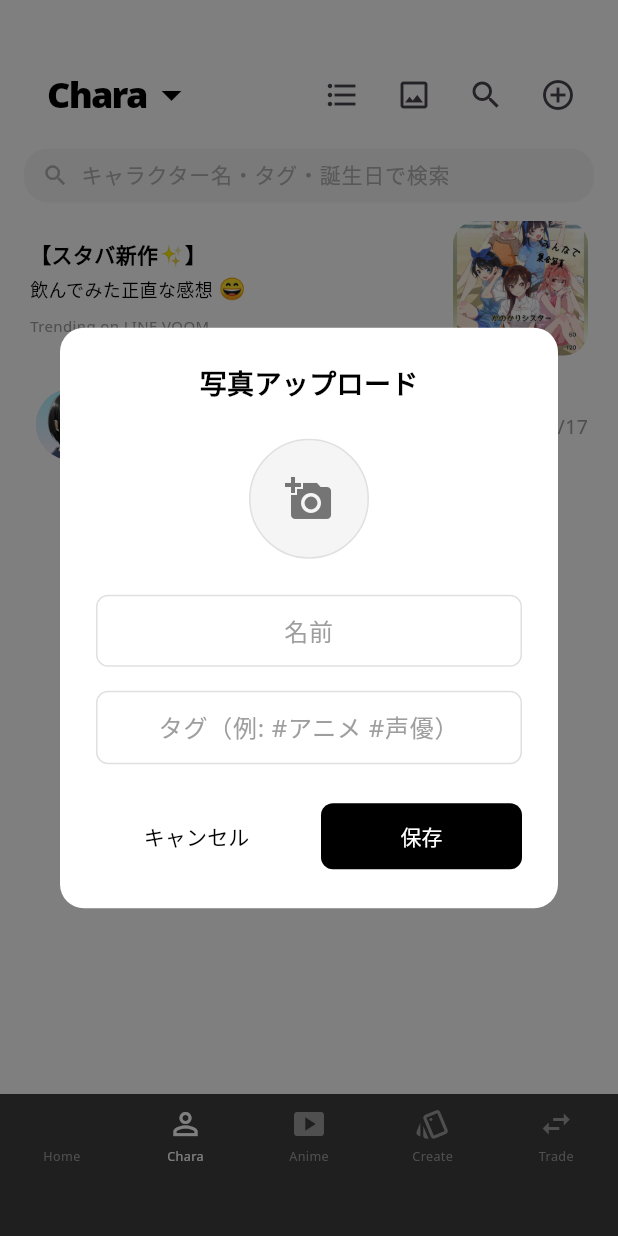
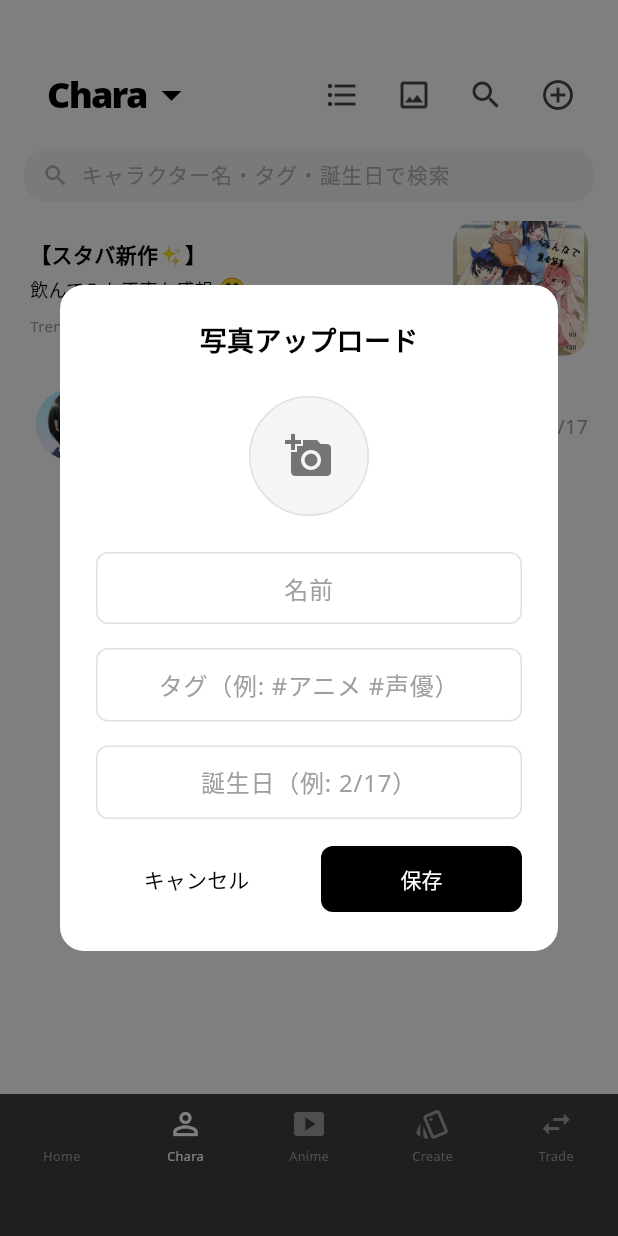
Before and after one commit to GinNaka543/foodandHotel, a Flutter app: the screen it shows after launch, item 2 of the bottom bar chosen, after a tap on the "add circle outline" icon, on a phone screen of 412 x 824 dp. Run offline on Flutter 3.47's test engine with Material 3 defaults, Android fonts, the phone set to English and light mode, and no system bars; our stand-ins replace file_picker, google_fonts, image_cropper, image_picker, video_player; missing offline and left inert: dart:html.

Commit message:
キャラリスポップアップ修正

```diff
--- a/happiness_game/lib/memory_screen.dart
+++ b/happiness_game/lib/memory_screen.dart
@@ -93,8 +93,6 @@ class _MemoryScreenState extends State<MemoryScreen> {
   void _addCharacter() async {
     String? name;
     XFile? pickedFile;
-    String? savedPath;
-    ImageProvider? imageProvider;
     String? subtitle;
     String? birthday;
 
@@ -106,6 +104,8 @@ class _MemoryScreenState extends State<MemoryScreen> {
         final subtitleController = TextEditingController();
         final birthdayController = TextEditingController();
         String? errorText;
+        String? savedPath;
+        ImageProvider? imageProvider;
         return StatefulBuilder(
           builder: (context, setStateDialog) {
             return Dialog(
@@ -122,15 +122,28 @@ class _MemoryScreenState extends State<MemoryScreen> {
                     SizedBox(height: 24),
                     GestureDetector(
                       onTap: () async {
+                        if (kIsWeb) {
+                          pickedFile = await _picker.pickImage(source: ImageSource.gallery);
+                          if (pickedFile != null) {
+                            final bytes = await pickedFile!.readAsBytes();
+                            setStateDialog(() {
+                              savedPath = null;
+                              imageProvider = MemoryImage(bytes);
+                            });
+                          }
+                        } else {
                           pickedFile = await _picker.pickImage(source: ImageSource.gallery);
                           if (pickedFile != null) {
                             final appDir = await getApplicationDocumentsDirectory();
                             final fileName = DateTime.now().millisecondsSinceEpoch.toString() + '_' + (pickedFile!.name);
-                          final savePath = '${appDir.path}/$fileName';
-                          await File(pickedFile!.path).copy(savePath);
-                          savedPath = savePath;
+                            final path = '${appDir.path}/$fileName';
+                            await File(pickedFile!.path).copy(path);
+                            setStateDialog(() {
+                              savedPath = path;
+                              imageProvider = FileImage(File(savedPath!));
+                            });
                           }
-                        setStateDialog(() {});
+                        }
                       },
                       child: Container(
                         width: 80,
@@ -140,10 +153,16 @@ class _MemoryScreenState extends State<MemoryScreen> {
                           color: Colors.grey[100],
                           border: Border.all(color: Colors.grey[300]!, width: 1),
                         ),
-                        child: savedPath == null
+                        child: imageProvider == null
                             ? Icon(Icons.add_a_photo, color: Colors.grey[600], size: 32)
-                            : ClipOval(
-                                child: Image.file(File(savedPath!), fit: BoxFit.cover, width: 80, height: 80),
+                            : ClipRRect(
+                                borderRadius: BorderRadius.circular(12),
+                                child: Image(
+                                  image: imageProvider!,
+                                  fit: BoxFit.cover,
+                                  width: 80,
+                                  height: 80,
+                                ),
                               ),
                       ),
                     ),
@@ -193,7 +212,30 @@ class _MemoryScreenState extends State<MemoryScreen> {
                         contentPadding: EdgeInsets.symmetric(horizontal: 16, vertical: 12),
                       ),
                     ),
-                    SizedBox(height: 24),
+                    SizedBox(height: 16),
+                    TextField(
+                      controller: birthdayController,
+                      textAlign: TextAlign.center,
+                      style: TextStyle(fontSize: 16, color: Colors.black),
+                      decoration: InputDecoration(
+                        hintText: '誕生日（例: 2/17）',
+                        hintStyle: TextStyle(color: Colors.grey[500]),
+                        border: OutlineInputBorder(
+                          borderRadius: BorderRadius.circular(8),
+                          borderSide: BorderSide(color: Colors.grey[300]!),
+                        ),
+                        enabledBorder: OutlineInputBorder(
+                          borderRadius: BorderRadius.circular(8),
+                          borderSide: BorderSide(color: Colors.grey[300]!),
+                        ),
+                        focusedBorder: OutlineInputBorder(
+                          borderRadius: BorderRadius.circular(8),
+                          borderSide: BorderSide(color: Colors.black),
+                        ),
+                        contentPadding: EdgeInsets.symmetric(horizontal: 16, vertical: 12),
+                      ),
+                    ),
+                    SizedBox(height: 16),
                     if (errorText != null)
                       Padding(
                         padding: const EdgeInsets.only(bottom: 16),
@@ -220,10 +262,15 @@ class _MemoryScreenState extends State<MemoryScreen> {
                               subtitle = subtitleController.text.trim();
                               birthday = birthdayController.text.trim();
                               String? error;
-                              if (name == null || name?.isEmpty == true) {
-                                error = 'タイトルを入力してください';
-                              } else if (subtitle == null || subtitle?.isEmpty == true) {
-                                error = 'ハッシュタグを入力してください';
+                              final birthdayReg = RegExp(r'^(1[0-2]|0?[1-9])\/(3[01]|[12][0-9]|0?[1-9])$');
+                              if (name == null || name!.isEmpty) {
+                                error = '名前を入力してください';
+                              } else if (subtitle == null || subtitle!.isEmpty) {
+                                error = 'タグを入力してください';
+                              } else if (imageProvider == null) {
+                                error = '画像を選択してください';
+                              } else if ((birthday?.isEmpty ?? true) || !birthdayReg.hasMatch(birthday ?? '')) {
+                                error = '誕生日はMM/DD形式で入力してください';
                               }
                               if (error != null) {
                                 setStateDialog(() {
@@ -231,9 +278,6 @@ class _MemoryScreenState extends State<MemoryScreen> {
                                 });
                                 return;
                               }
-                              imageProvider = savedPath != null
-                                  ? FileImage(File(savedPath!))
-                                  : const AssetImage('assets/images/Clogo.png');
                               setState(() {
                                 _characters.insert(0, Character(name: name!, image: imageProvider!, subtitle: subtitle, birthday: birthday));
                                 _filteredCharacters = List.from(_characters);
@@ -426,7 +470,9 @@ class _MemoryScreenState extends State<MemoryScreen> {
                           ),
                         );
                       },
-                      child: Row(
+                      child: Stack(
+                        children: [
+                          Row(
                             crossAxisAlignment: CrossAxisAlignment.center,
                             children: [
                               const SizedBox(width: 4),
@@ -460,6 +506,8 @@ class _MemoryScreenState extends State<MemoryScreen> {
                               Text(
                                 rightText,
                                 style: TextStyle(fontSize: 13, color: Colors.grey[500]),
+                              ),
+                            ],
                           ),
                         ],
                       ),
@@ -763,11 +811,13 @@ class _MemoryGalleryScreenState extends State<MemoryGalleryScreen> {
                         child: kIsWeb
                           ? (webBytes == null
                               ? Icon(Icons.add_a_photo, color: Colors.grey[600], size: 32)
-                              : ClipOval(
+                              : ClipRRect(
+                                  borderRadius: BorderRadius.circular(12),
                                   child: Image.memory(webBytes!, fit: BoxFit.cover, width: 80, height: 80)))
                           : (tempPath == null
                               ? Icon(Icons.add_a_photo, color: Colors.grey[600], size: 32)
-                              : ClipOval(
+                              : ClipRRect(
+                                  borderRadius: BorderRadius.circular(12),
                                   child: Image.file(File(tempPath!), fit: BoxFit.cover, width: 80, height: 80))),
                       ),
                     ),
@@ -993,7 +1043,9 @@ class _MemoryGalleryScreenState extends State<MemoryGalleryScreen> {
                                   return (aspect - longAspect).abs() < (aspect - shortAspect).abs() ? longFrame : shortFrame;
                                 })()
                               : shortFrame;
-                          return Container(
+                          return Stack(
+                            children: [
+                              Container(
                                 margin: const EdgeInsets.only(bottom: 32, left: 8),
                                 child: Column(
                                   crossAxisAlignment: CrossAxisAlignment.start,
@@ -1052,6 +1104,8 @@ class _MemoryGalleryScreenState extends State<MemoryGalleryScreen> {
                                     ),
                                   ],
                                 ),
+                              ),
+                            ],
                           );
                         },
                       );
@@ -1072,7 +1126,9 @@ class _MemoryGalleryScreenState extends State<MemoryGalleryScreen> {
                           final bool useLong = (aspect - longAspect).abs() < (aspect - shortAspect).abs();
                           final frameAsset = useLong ? 'assets/images/long.png' : 'assets/images/short.png';
                           final frameSize = useLong ? longFrame : shortFrame;
-                          return Container(
+                          return Stack(
+                            children: [
+                              Container(
                                 margin: const EdgeInsets.only(bottom: 32, left: 8),
                                 child: Column(
                                   crossAxisAlignment: CrossAxisAlignment.start,
@@ -1145,6 +1201,8 @@ class _MemoryGalleryScreenState extends State<MemoryGalleryScreen> {
                                     ),
                                   ],
                                 ),
+                              ),
+                            ],
                           );
                         },
                       );
@@ -1163,7 +1221,9 @@ class _MemoryGalleryScreenState extends State<MemoryGalleryScreen> {
                   itemCount: photos.length,
                   itemBuilder: (context, i) {
                     final photo = photos[i];
-                    return GestureDetector(
+                    return Stack(
+                      children: [
+                        GestureDetector(
                           onTap: () {
                             showDialog(
                               context: context,
@@ -1186,6 +1246,8 @@ class _MemoryGalleryScreenState extends State<MemoryGalleryScreen> {
                                 : Image.file(File(photo.filePath!), fit: BoxFit.cover),
                             ),
                           ),
+                        ),
+                      ],
                     );
                   },
                 ),
```
Lines whose indentation alone changed are shown as unchanged.
